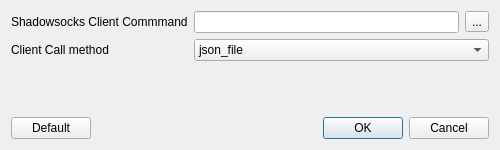
This is src/ui/SettingsDialog.ui in df543/shadowsocks-face as Qt 5 draws it before an edit. The edited form follows.
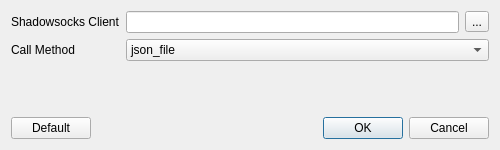
This is the edited form.

```diff
--- a/src/ui/SettingsDialog.ui
+++ b/src/ui/SettingsDialog.ui
@@ -19,14 +19,14 @@
      <item row="0" column="0">
       <widget class="QLabel" name="label_client">
        <property name="text">
-        <string>Shadowsocks Client Commmand</string>
+        <string>Shadowsocks Client</string>
        </property>
       </widget>
      </item>
      <item row="1" column="0">
       <widget class="QLabel" name="label_commandType">
        <property name="text">
-        <string>Client Call method</string>
+        <string>Call Method</string>
        </property>
       </widget>
      </item>
```
Left out of the diff: 2 changed lines with no effect on the pictures.
